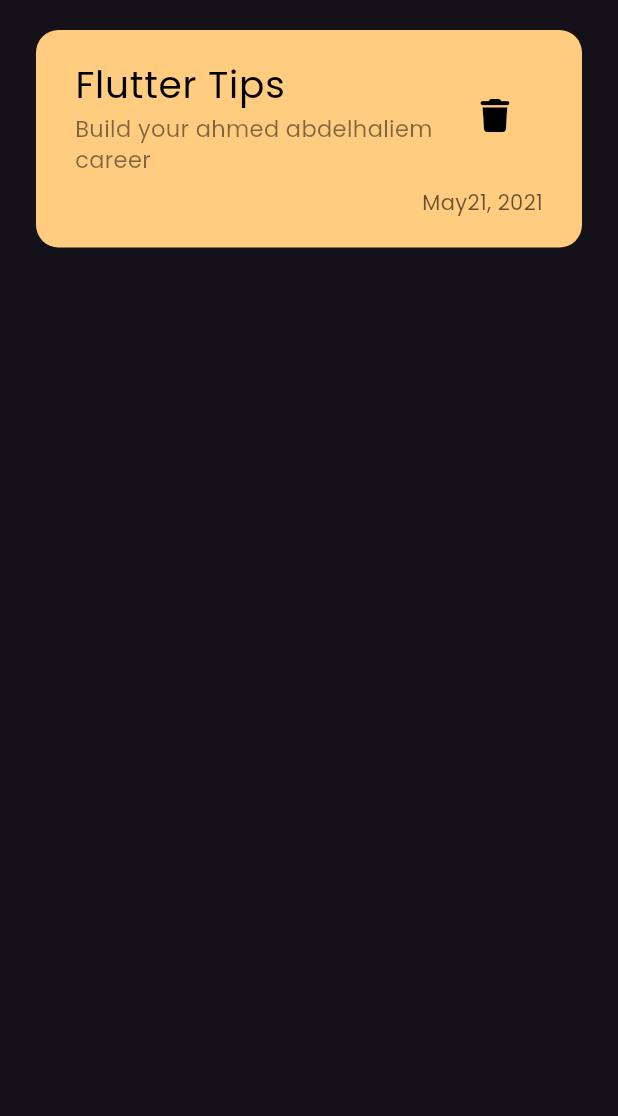
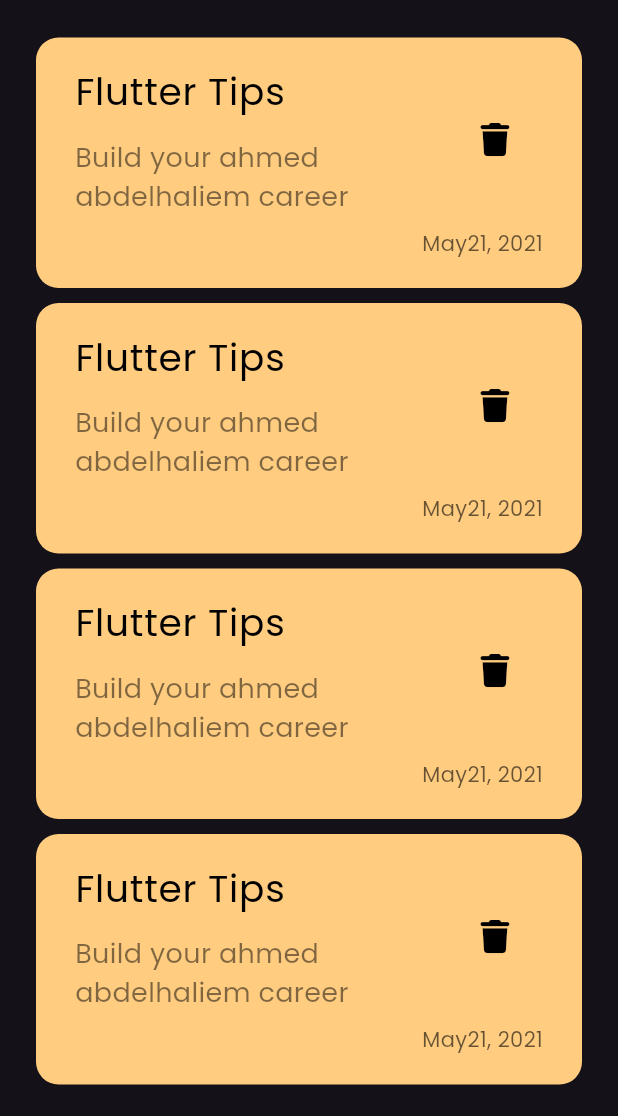
Before and after one commit to ahmedabdelhaliem/notes-app, a Flutter app: the screen it shows after launch, on a phone screen of 412 x 824 dp, the part 120-1236 px from its top. Run offline on Flutter 3.47's test engine with Material 3 defaults, Android fonts, the phone set to English and light mode, and no system bars; our stand-ins replace font_awesome_flutter.

Commit message:
create notes list view

```diff
--- /dev/null
+++ b/lib/widget/Item_list_vieew.dart
@@ -0,0 +1,16 @@
+import 'package:flutter/material.dart';
+import 'package:untitled8/widget/custom_note_item.dart';
+
+class NotesListView extends StatelessWidget {
+  const NotesListView({super.key});
+
+  @override
+  Widget build(BuildContext context) {
+    return ListView.builder(itemBuilder: (context, index) {
+      return const Padding(
+        padding: EdgeInsets.symmetric(vertical: 5),
+        child: NoteItem(),
+      );
+    });
+  }
+}
--- a/lib/widget/NotesViewBody.dart
+++ b/lib/widget/NotesViewBody.dart
@@ -1,4 +1,5 @@
 import 'package:flutter/material.dart';
+import 'package:untitled8/widget/Item_list_vieew.dart';
 import 'package:untitled8/widget/custom_note_item.dart';
 
 import 'CustomAppBar.dart';
@@ -19,7 +20,7 @@ class NotesViewBody extends StatelessWidget {
           SizedBox(
             height: 20,
           ),
-          NoteItem(),
+          Expanded(child: NotesListView()),
         ],
       ),
     );
--- a/lib/widget/custom_note_item.dart
+++ b/lib/widget/custom_note_item.dart
@@ -14,14 +14,17 @@ class NoteItem extends StatelessWidget {
       child: Column(
         children: [
           ListTile(
-            title: const Text(
+            title: Text(
               'Flutter Tips',
               style: TextStyle(color: Colors.black, fontSize: 25),
             ),
-            subtitle: Text(
-              'Build your ahmed abdelhaliem career',
-              style:
-                  TextStyle(color: Colors.black.withOpacity(.5), fontSize: 15),
+            subtitle: Padding(
+              padding: EdgeInsets.only(top: 12),
+              child: Text(
+                'Build your ahmed abdelhaliem career',
+                style: TextStyle(
+                    color: Colors.black.withOpacity(.5), fontSize: 18),
+              ),
             ),
             trailing: IconButton(
               onPressed: () {},
```
